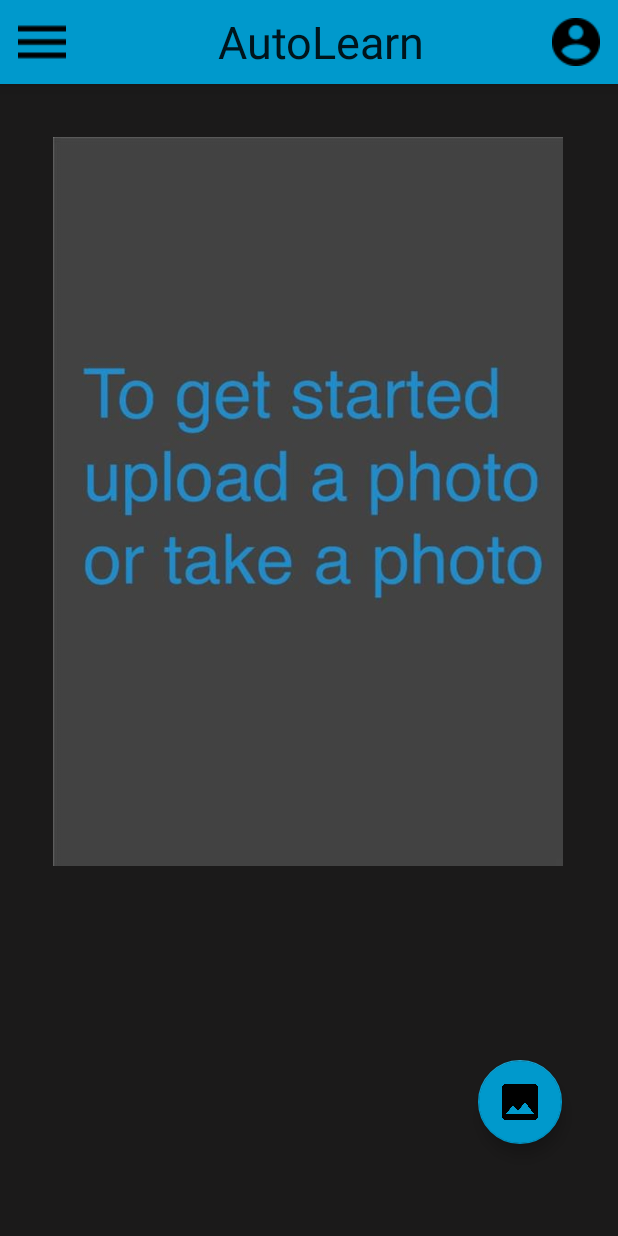
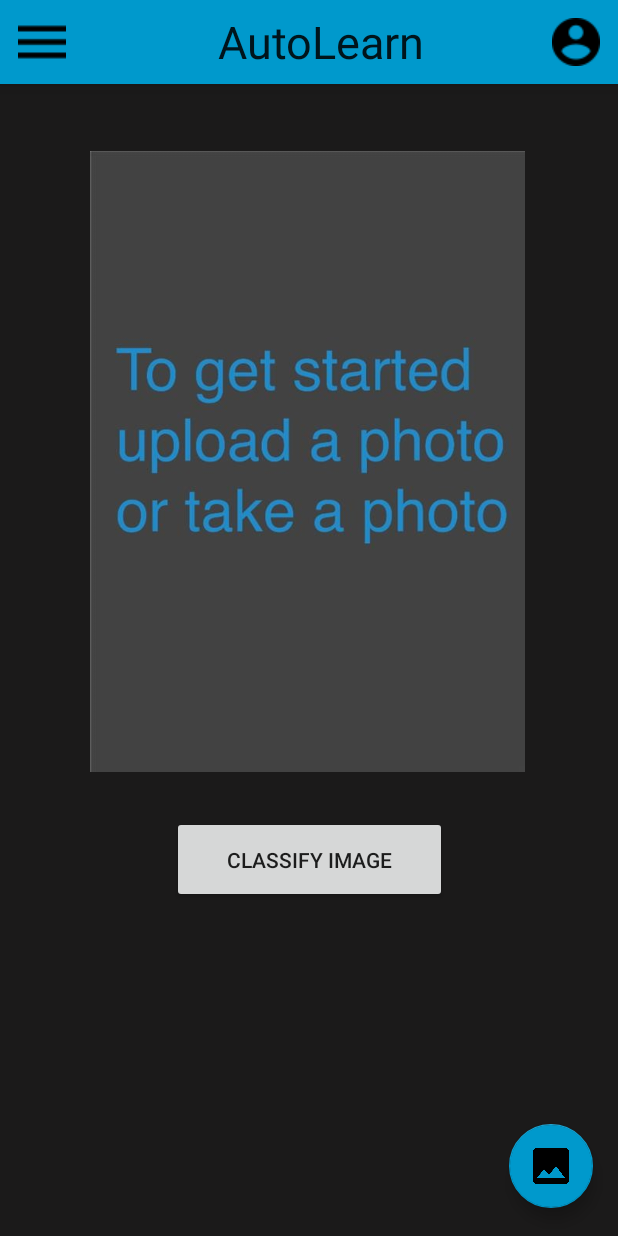
Before and after one commit to willpanderson/Auto-Learn, an Android app: the screen it shows after launch (MainActivity), on a phone screen of 412 x 824 dp. Run offline under Robolectric (Android 15) with nearby library versions, the phone set to English and light mode, and no system bars.

Commit message:
Added permission requests, classify image button not implemented

```diff
--- a/AutoLearnApp/app/src/main/res/layout/home_main.xml
+++ b/AutoLearnApp/app/src/main/res/layout/home_main.xml
@@ -16,10 +16,10 @@
         app:backgroundTint="@android:color/holo_blue_dark"
         app:layout_constraintBottom_toBottomOf="parent"
         app:layout_constraintEnd_toEndOf="parent"
-        app:layout_constraintHorizontal_bias="0.895"
+        app:layout_constraintHorizontal_bias="0.954"
         app:layout_constraintStart_toStartOf="parent"
         app:layout_constraintTop_toTopOf="parent"
-        app:layout_constraintVertical_bias="0.92"
+        app:layout_constraintVertical_bias="0.976"
         app:srcCompat="@drawable/insert_picture_button" />
 
     <androidx.appcompat.widget.Toolbar
@@ -50,8 +50,8 @@
 
     <ImageView
         android:id="@+id/IDProf"
-        android:layout_width="340dp"
-        android:layout_height="486dp"
+        android:layout_width="322dp"
+        android:layout_height="414dp"
         app:layout_constraintBottom_toBottomOf="parent"
         app:layout_constraintEnd_toEndOf="parent"
         app:layout_constraintHorizontal_bias="0.492"
@@ -60,4 +60,17 @@
         app:layout_constraintVertical_bias="0.126"
         app:srcCompat="@drawable/main_instructions" />
 
+    <Button
+        android:id="@+id/classificationButton"
+        android:layout_width="183dp"
+        android:layout_height="58dp"
+        android:layout_marginTop="14dp"
+        android:clickable="false"
+        android:text="Classify Image"
+        app:layout_constraintBottom_toBottomOf="parent"
+        app:layout_constraintEnd_toEndOf="parent"
+        app:layout_constraintStart_toStartOf="parent"
+        app:layout_constraintTop_toBottomOf="@+id/IDProf"
+        app:layout_constraintVertical_bias="0.064" />
+
 </androidx.constraintlayout.widget.ConstraintLayout>
```
Also changed, not shown: AutoLearnApp/app/src/main/java/com/example/auto_learn_app/MainActivity.java (+78 -5 lines).
